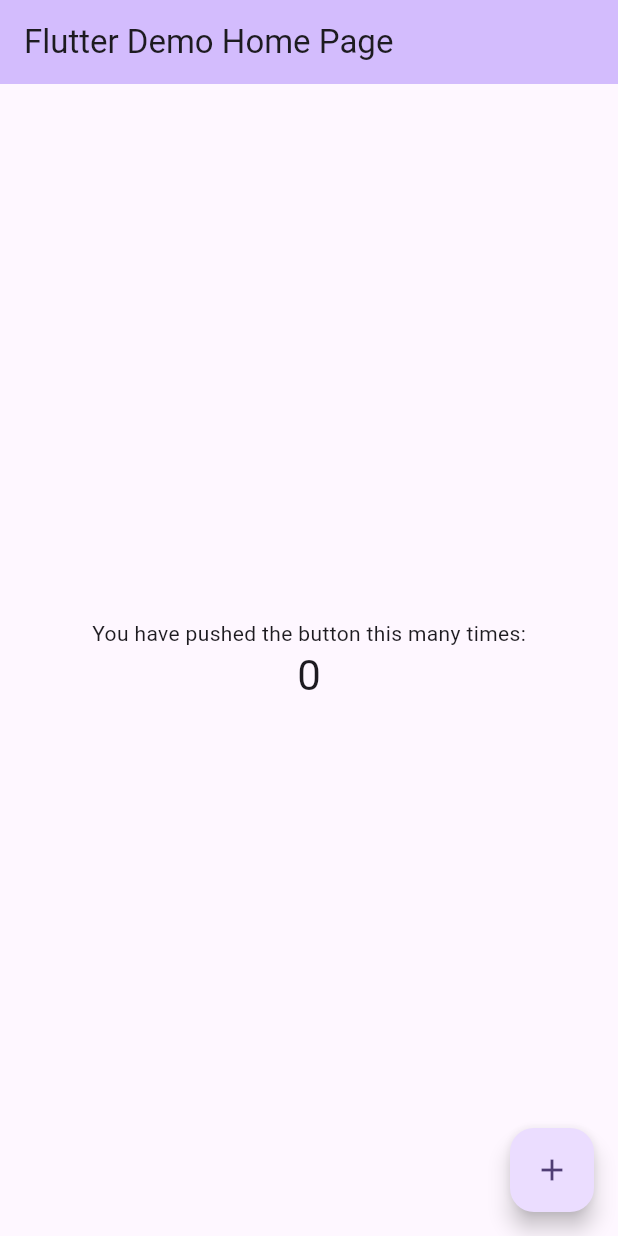
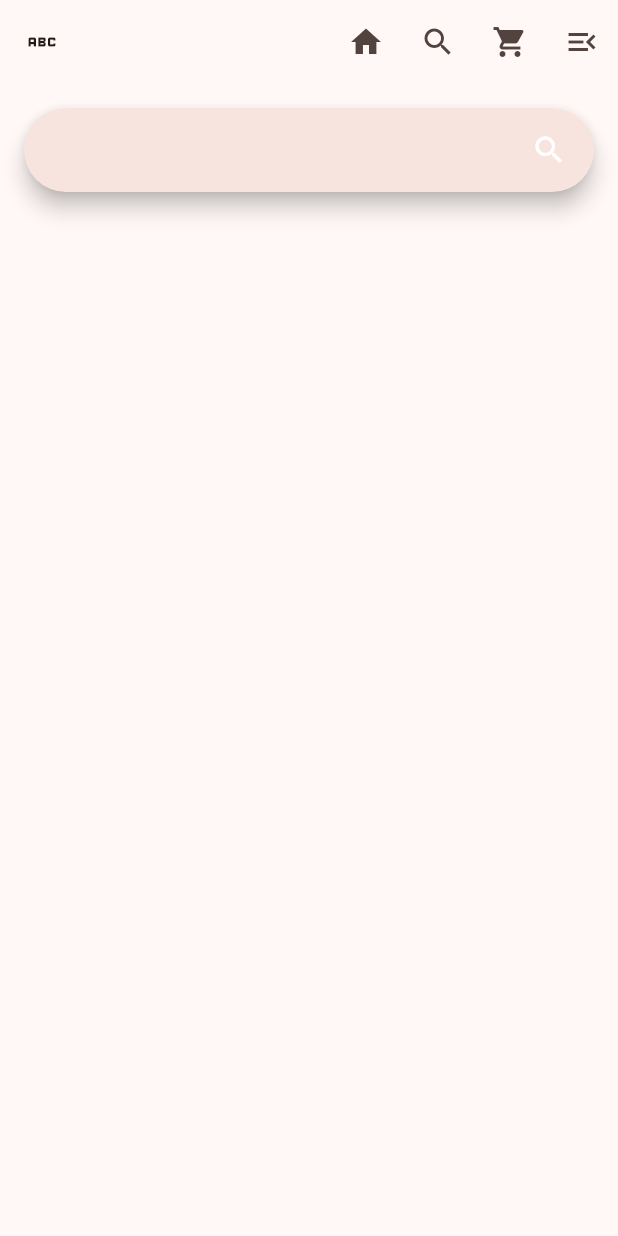
Before and after one commit to Trabalho-Unifeso/Mobile-AR, a Flutter app: the screen it shows after launch, on a phone screen of 412 x 824 dp. Run offline on Flutter 3.47's test engine with Material 3 defaults, Android fonts, the light colour scheme and no system bars.

Commit message:
Esqueleto da Homepage
protótipo com ícones do header e uma barra de pesquisa, ajustar estilização para ficar mais próximo do mockup original.

```diff
--- a/lib/main.dart
+++ b/lib/main.dart
@@ -7,45 +7,20 @@
 class MyApp extends StatelessWidget {
   const MyApp({super.key});
 
-  // This widget is the root of your application.
   @override
   Widget build(BuildContext context) {
     return MaterialApp(
-      title: 'Flutter Demo',
+      title: 'Venda de Móveis Online',
       theme: ThemeData(
-        // This is the theme of your application.
-        //
-        // TRY THIS: Try running your application with "flutter run". You'll see
-        // the application has a purple toolbar. Then, without quitting the app,
-        // try changing the seedColor in the colorScheme below to Colors.green
-        // and then invoke "hot reload" (save your changes or press the "hot
-        // reload" button in a Flutter-supported IDE, or press "r" if you used
-        // the command line to start the app).
-        //
-        // Notice that the counter didn't reset back to zero; the application
-        // state is not lost during the reload. To reset the state, use hot
-        // restart instead.
-        //
-        // This works for code too, not just values: Most code changes can be
-        // tested with just a hot reload.
-        colorScheme: ColorScheme.fromSeed(seedColor: Colors.deepPurple),
+        colorScheme: ColorScheme.fromSeed(seedColor: Colors.brown),
       ),
-      home: const MyHomePage(title: 'Flutter Demo Home Page'),
+      home: const MyHomePage(title: 'Venda Móveis Online'),
     );
   }
 }
 
 class MyHomePage extends StatefulWidget {
   const MyHomePage({super.key, required this.title});
-
-  // This widget is the home page of your application. It is stateful, meaning
-  // that it has a State object (defined below) that contains fields that affect
-  // how it looks.
-
-  // This class is the configuration for the state. It holds the values (in this
-  // case the title) provided by the parent (in this case the App widget) and
-  // used by the build method of the State. Fields in a Widget subclass are
-  // always marked "final".
 
   final String title;
 
@@ -54,69 +29,43 @@
 }
 
 class _MyHomePageState extends State<MyHomePage> {
-  int _counter = 0;
-
-  void _incrementCounter() {
-    setState(() {
-      // This call to setState tells the Flutter framework that something has
-      // changed in this State, which causes it to rerun the build method below
-      // so that the display can reflect the updated values. If we changed
-      // _counter without calling setState(), then the build method would not be
-      // called again, and so nothing would appear to happen.
-      _counter++;
-    });
-  }
-
   @override
   Widget build(BuildContext context) {
-    // This method is rerun every time setState is called, for instance as done
-    // by the _incrementCounter method above.
-    //
-    // The Flutter framework has been optimized to make rerunning build methods
-    // fast, so that you can just rebuild anything that needs updating rather
-    // than having to individually change instances of widgets.
     return Scaffold(
+      // Header
       appBar: AppBar(
-        // TRY THIS: Try changing the color here to a specific color (to
-        // Colors.amber, perhaps?) and trigger a hot reload to see the AppBar
-        // change color while the other colors stay the same.
-        backgroundColor: Theme.of(context).colorScheme.inversePrimary,
-        // Here we take the value from the MyHomePage object that was created by
-        // the App.build method, and use it to set our appbar title.
-        title: Text(widget.title),
+        leading: const Icon(Icons.abc), //Colocar Logo do Site aqui
+        actions: <Widget>[ // Icones Interativos do Menu
+          IconButton(icon: const Icon(Icons.home), onPressed: () {}),
+          IconButton(icon: const Icon(Icons.search), onPressed: () {}),
+          IconButton(icon: const Icon(Icons.shopping_cart), onPressed: () {}),
+          IconButton(icon: const Icon(Icons.menu_open), onPressed: () {}),
+        ],
       ),
-      body: Center(
-        // Center is a layout widget. It takes a single child and positions it
-        // in the middle of the parent.
+      // Body
+      body: Padding(
+        padding: const EdgeInsets.all(16),
         child: Column(
-          // Column is also a layout widget. It takes a list of children and
-          // arranges them vertically. By default, it sizes itself to fit its
-          // children horizontally, and tries to be as tall as its parent.
-          //
-          // Column has various properties to control how it sizes itself and
-          // how it positions its children. Here we use mainAxisAlignment to
-          // center the children vertically; the main axis here is the vertical
-          // axis because Columns are vertical (the cross axis would be
-          // horizontal).
-          //
-          // TRY THIS: Invoke "debug painting" (choose the "Toggle Debug Paint"
-          // action in the IDE, or press "p" in the console), to see the
-          // wireframe for each widget.
-          mainAxisAlignment: MainAxisAlignment.center,
+          mainAxisAlignment: MainAxisAlignment.start,
           children: <Widget>[
-            const Text('You have pushed the button this many times:'),
-            Text(
-              '$_counter',
-              style: Theme.of(context).textTheme.headlineMedium,
+            Row(
+              children: [
+                // Colocar os elementos do body verticalmente aqui
+                Expanded(
+                  child: SearchBar(
+                    trailing: [
+                      Padding(
+                        padding: const EdgeInsets.all(10),
+                        child: const Icon(Icons.search, color: Colors.white),
+                      ),
+                    ],
+                  ),
+                ),
+              ],
             ),
           ],
         ),
       ),
-      floatingActionButton: FloatingActionButton(
-        onPressed: _incrementCounter,
-        tooltip: 'Increment',
-        child: const Icon(Icons.add),
-      ), // This trailing comma makes auto-formatting nicer for build methods.
     );
   }
 }
```
